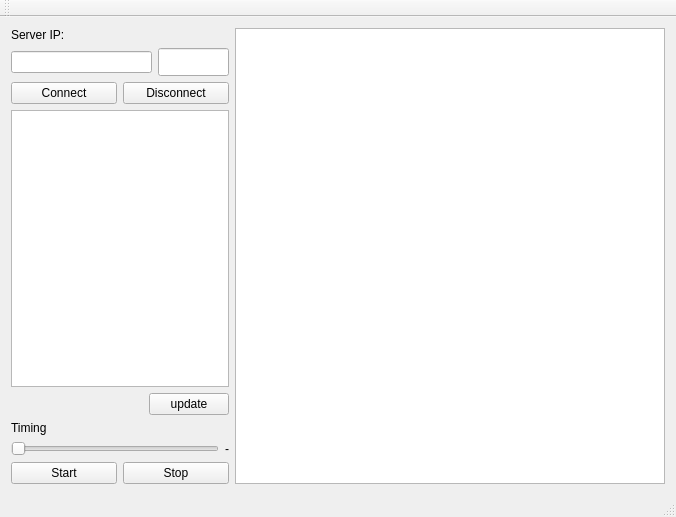
First picture: the form in QtClientConsumer/mainwindow.ui, repository rqroz/qt_client, before the edit.
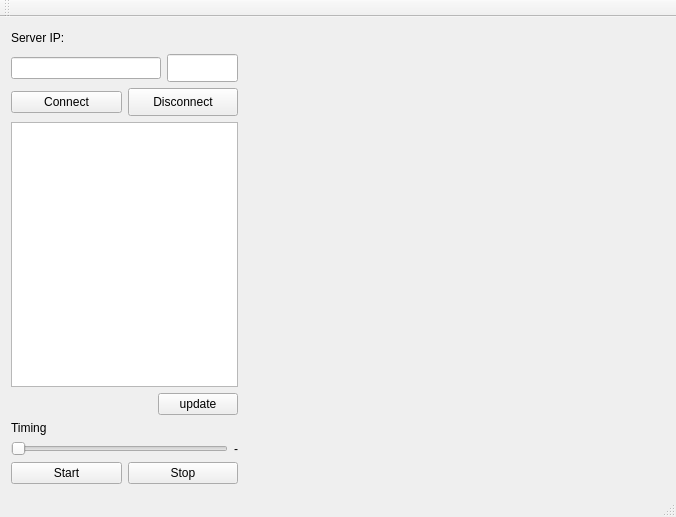
Second picture: the form after the edit. Custom widgets are drawn as their Qt base class.

```diff
--- a/QtClientConsumer/mainwindow.ui
+++ b/QtClientConsumer/mainwindow.ui
@@ -14,8 +14,6 @@
    <string>MainWindow</string>
   </property>
   <widget class="QWidget" name="centralWidget">
-   <layout class="QHBoxLayout" name="horizontalLayout_7">
-    <item>
      <layout class="QHBoxLayout" name="horizontalLayout_6">
       <item>
        <layout class="QVBoxLayout" name="verticalLayout_4">
@@ -23,6 +21,12 @@
          <layout class="QVBoxLayout" name="verticalLayout_2">
           <item>
            <widget class="QLabel" name="server_label">
+          <property name="minimumSize">
+           <size>
+            <width>216</width>
+            <height>20</height>
+           </size>
+          </property>
             <property name="text">
              <string>Server IP:</string>
             </property>
@@ -62,6 +66,12 @@
             </item>
             <item>
              <widget class="QPushButton" name="disconnect_btn">
+            <property name="minimumSize">
+             <size>
+              <width>104</width>
+              <height>28</height>
+             </size>
+            </property>
               <property name="text">
                <string>Disconnect</string>
               </property>
@@ -74,7 +84,14 @@
         <item>
          <layout class="QVBoxLayout" name="verticalLayout">
           <item>
-           <widget class="QListWidget" name="server_lview"/>
+         <widget class="QListWidget" name="server_lview">
+          <property name="minimumSize">
+           <size>
+            <width>216</width>
+            <height>198</height>
+           </size>
+          </property>
+         </widget>
           </item>
           <item>
            <layout class="QHBoxLayout" name="horizontalLayout_3">
@@ -152,16 +169,15 @@
        </layout>
       </item>
       <item>
-       <widget class="QGraphicsView" name="graph_obj">
+     <widget class="PlotterWidget" name="plotter" native="true">
         <property name="minimumSize">
          <size>
-          <width>430</width>
-          <height>430</height>
-         </size>
-        </property>
-       </widget>
-      </item>
-     </layout>
+        <width>421</width>
+        <height>431</height>
+       </size>
+      </property>
+      <layout class="QGridLayout" name="gridLayout"/>
+     </widget>
     </item>
    </layout>
   </widget>
@@ -186,6 +202,14 @@
   <widget class="QStatusBar" name="statusBar"/>
  </widget>
  <layoutdefault spacing="6" margin="11"/>
+ <customwidgets>
+  <customwidget>
+   <class>PlotterWidget</class>
+   <extends>QWidget</extends>
+   <header>plotterwidget.h</header>
+   <container>1</container>
+  </customwidget>
+ </customwidgets>
  <resources/>
  <connections/>
 </ui>
```
Lines whose indentation alone changed are shown as unchanged.
